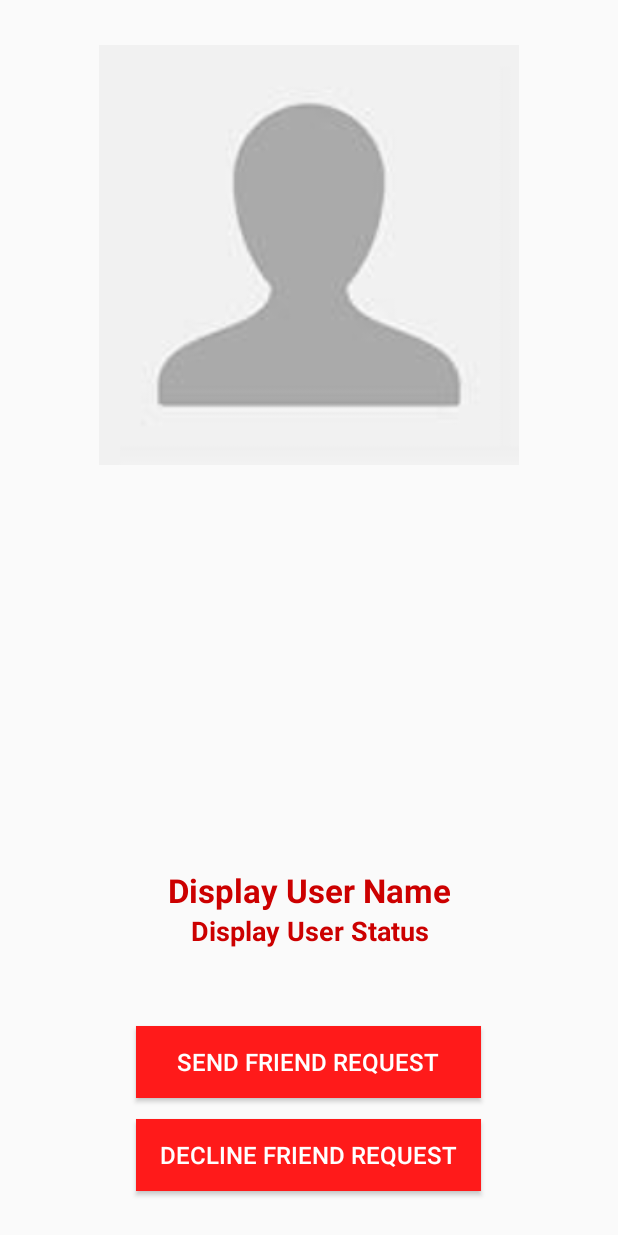
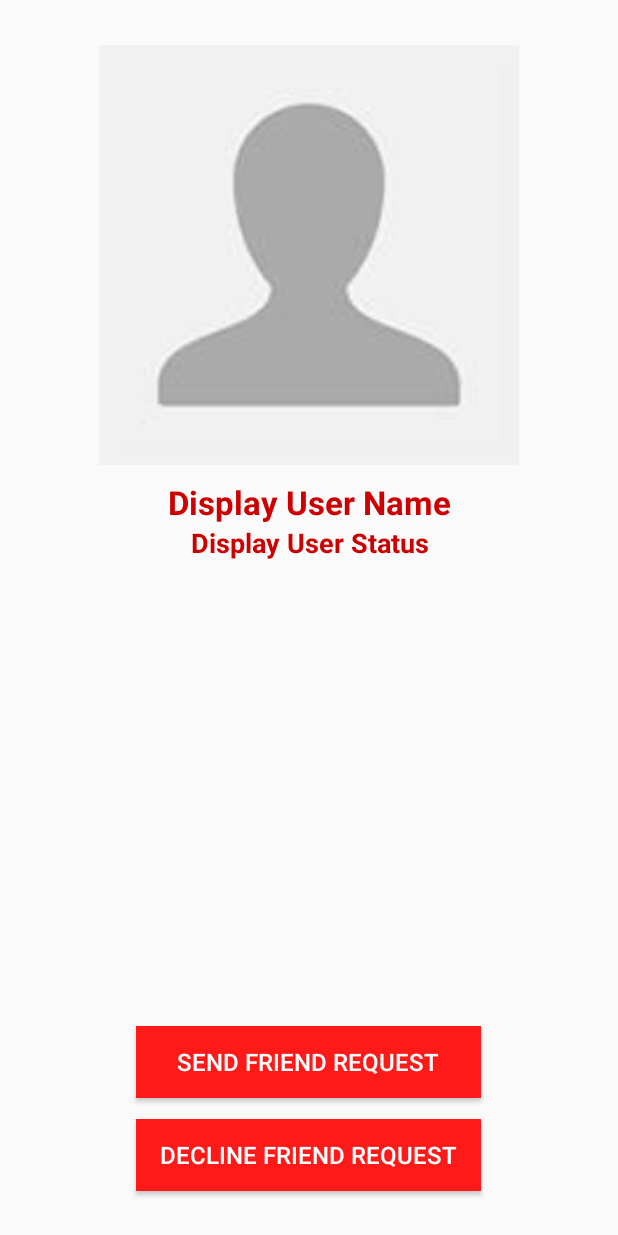
Before and after one commit to romanov1589/StudentsTalk, an Android app: the layout activity_profile.xml on its own in the app's theme, with its tools: preview values and no code run, on a phone screen of 412 x 824 dp. Run offline under Robolectric (Android 15) with nearby library versions, the phone set to English and light mode, and no system bars.

Commit message:
Displaying users profile added

```diff
--- a/app/src/main/java/pl/romanov/s14048/studentstalk/AllUsersActivity.java
+++ b/app/src/main/java/pl/romanov/s14048/studentstalk/AllUsersActivity.java
@@ -97,7 +97,7 @@ public class AllUsersActivity extends AppCompatActivity {
 
         public void setUser_thumb_image(Context ctx, String user_thumb_image){
             CircleImageView thumb_image = (CircleImageView) mView.findViewById(R.id.all_users_profile_image);
-            Picasso.with(ctx).load(user_thumb_image).into(thumb_image);
+            Picasso.with(ctx).load(user_thumb_image).placeholder(R.drawable.default_profile_image).into(thumb_image);
         }
     }
 }
--- a/app/src/main/res/layout/activity_profile.xml
+++ b/app/src/main/res/layout/activity_profile.xml
@@ -17,9 +17,9 @@
         android:id="@+id/profie_visit_username"
         android:layout_width="match_parent"
         android:layout_height="wrap_content"
-        android:layout_alignParentBottom="true"
-        android:layout_centerHorizontal="true"
-        android:layout_marginBottom="216dp"
+        android:layout_alignParentStart="true"
+        android:layout_below="@+id/profile_visit_user_image"
+        android:layout_marginTop="10dp"
         android:gravity="center"
         android:text="Display User Name"
         android:textColor="@color/colorPrimaryDark"
@@ -32,7 +32,6 @@
         android:layout_height="wrap_content"
         android:layout_alignParentStart="true"
         android:layout_below="@+id/profie_visit_username"
-        android:layout_marginTop="-216dp"
         android:gravity="center"
         android:text="Display User Status"
         android:textColor="@color/colorPrimaryDark"
```
Also changed, not shown: app/src/main/java/pl/romanov/s14048/studentstalk/ProfileActivity.java (+43 -1 lines), app/src/main/res/layout/activity_settings.xml (+4 -3 lines).
